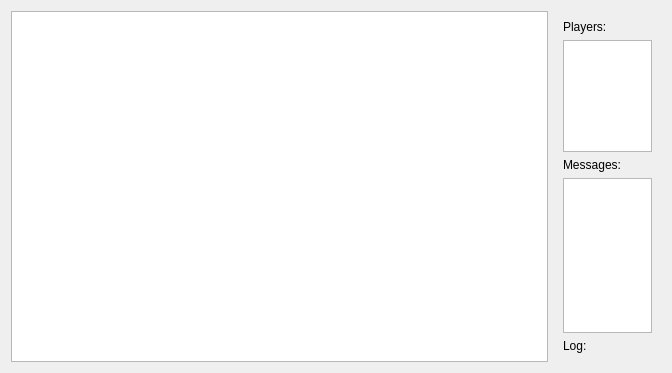
Old version of the form src/GameWidget.ui in the repository wimleers/DistributedManyInARow.
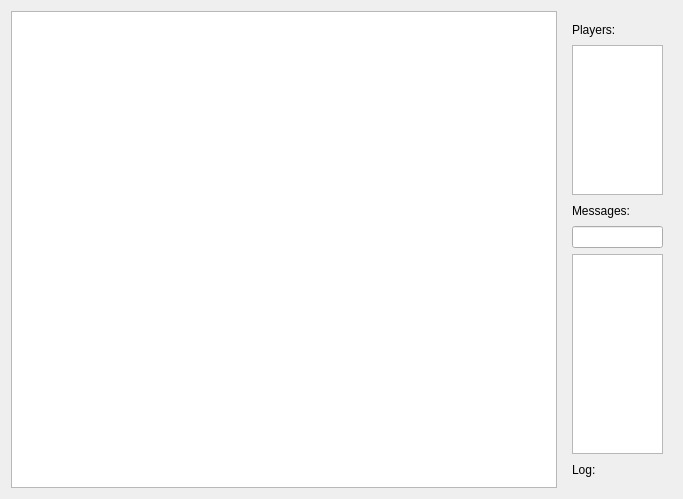
New version of the form.

Commit message: made some minor fixes added chat added faster click events

Diff of the .ui file:
```diff
--- a/src/GameWidget.ui
+++ b/src/GameWidget.ui
@@ -6,8 +6,8 @@
    <rect>
     <x>0</x>
     <y>0</y>
-    <width>672</width>
-    <height>373</height>
+    <width>683</width>
+    <height>499</height>
    </rect>
   </property>
   <property name="windowTitle">
@@ -95,6 +95,9 @@
           </property>
          </widget>
         </item>
+        <item>
+         <widget class="QLineEdit" name="chatEdit"/>
+        </item>
         <item>
          <widget class="QListWidget" name="messageList">
           <property name="sizePolicy">
```
The commit also changes 3 other files.
